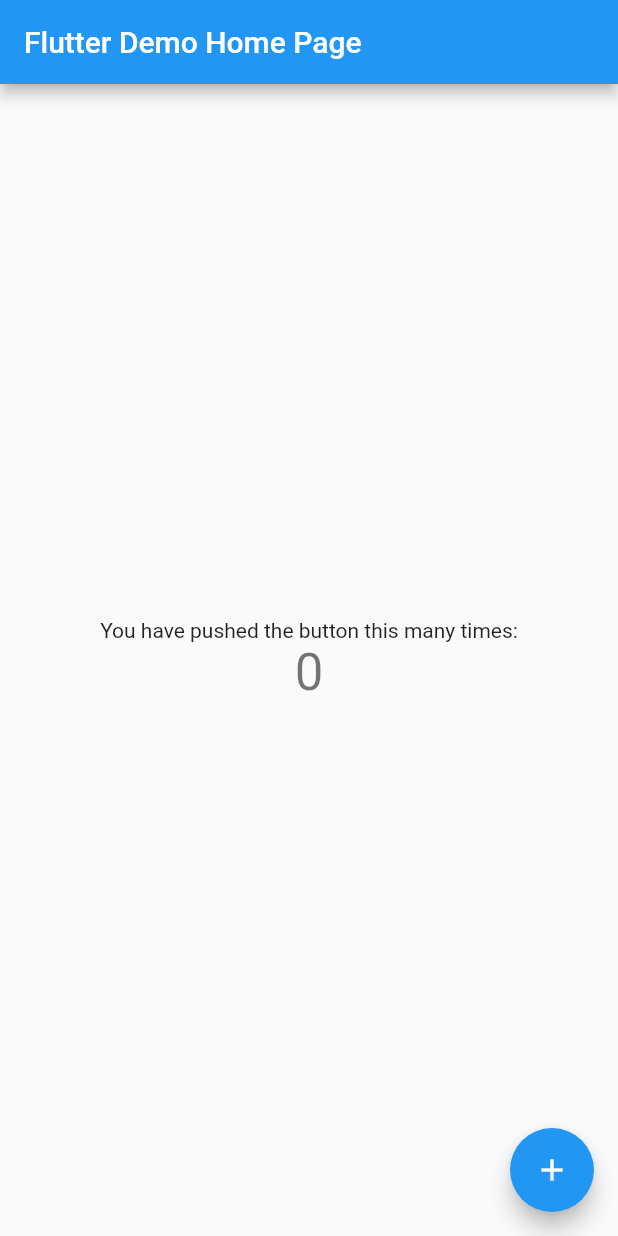
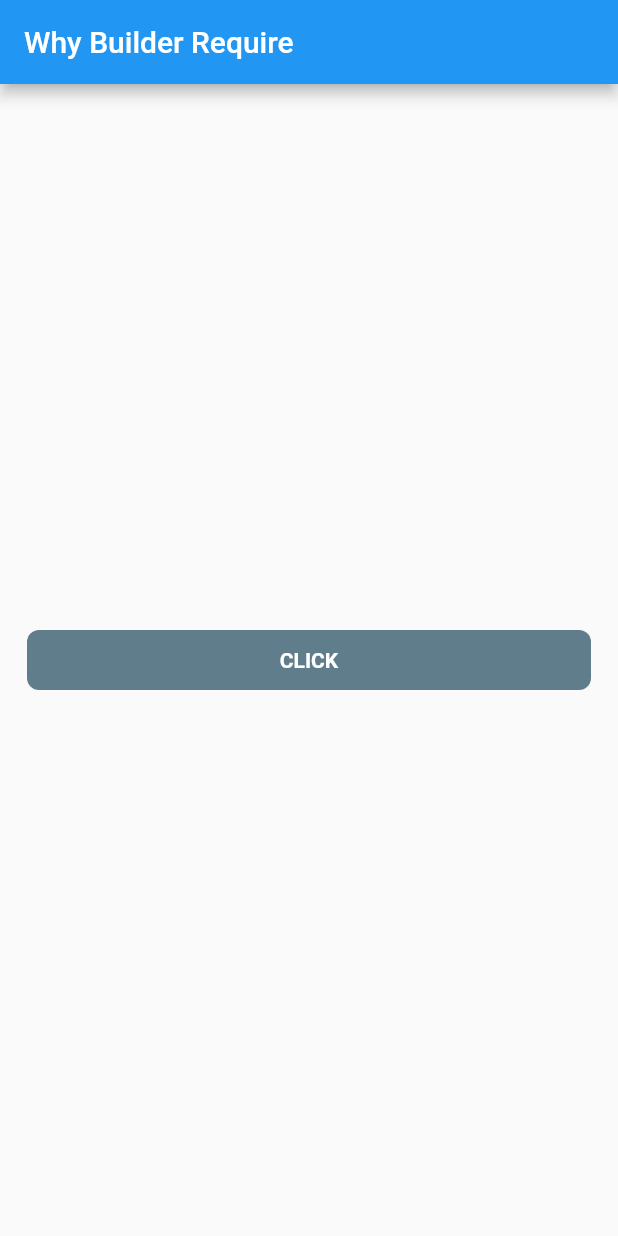
Before and after one commit to apurva010/BuildersWidget-Practice, a Flutter app: the screen it shows after launch, on a phone screen of 412 x 824 dp. Run offline on Flutter 3.47's test engine with Material 2 defaults, Android fonts, the phone set to English and light mode, and no system bars.

Commit message:
show why builder required

```diff
--- a/lib/main.dart
+++ b/lib/main.dart
@@ -1,3 +1,4 @@
+import 'package:builders/views/builder_widget.dart';
 import 'package:flutter/material.dart';
 
 void main() {
@@ -7,109 +8,14 @@ void main() {
 class MyApp extends StatelessWidget {
   const MyApp({super.key});
 
-  // This widget is the root of your application.
   @override
   Widget build(BuildContext context) {
     return MaterialApp(
       title: 'Flutter Demo',
       theme: ThemeData(
-        // This is the theme of your application.
-        //
-        // Try running your application with "flutter run". You'll see the
-        // application has a blue toolbar. Then, without quitting the app, try
-        // changing the primarySwatch below to Colors.green and then invoke
-        // "hot reload" (press "r" in the console where you ran "flutter run",
-        // or simply save your changes to "hot reload" in a Flutter IDE).
-        // Notice that the counter didn't reset back to zero; the application
-        // is not restarted.
         primarySwatch: Colors.blue,
       ),
-      home: const MyHomePage(title: 'Flutter Demo Home Page'),
+      home: const BuilderWidget(),
     );
   }
 }
-
-class MyHomePage extends StatefulWidget {
-  const MyHomePage({super.key, required this.title});
-
-  // This widget is the home page of your application. It is stateful, meaning
-  // that it has a State object (defined below) that contains fields that affect
-  // how it looks.
-
-  // This class is the configuration for the state. It holds the values (in this
-  // case the title) provided by the parent (in this case the App widget) and
-  // used by the build method of the State. Fields in a Widget subclass are
-  // always marked "final".
-
-  final String title;
-
-  @override
-  State<MyHomePage> createState() => _MyHomePageState();
-}
-
-class _MyHomePageState extends State<MyHomePage> {
-  int _counter = 0;
-
-  void _incrementCounter() {
-    setState(() {
-      // This call to setState tells the Flutter framework that something has
-      // changed in this State, which causes it to rerun the build method below
-      // so that the display can reflect the updated values. If we changed
-      // _counter without calling setState(), then the build method would not be
-      // called again, and so nothing would appear to happen.
-      _counter++;
-    });
-  }
-
-  @override
-  Widget build(BuildContext context) {
-    // This method is rerun every time setState is called, for instance as done
-    // by the _incrementCounter method above.
-    //
-    // The Flutter framework has been optimized to make rerunning build methods
-    // fast, so that you can just rebuild anything that needs updating rather
-    // than having to individually change instances of widgets.
-    return Scaffold(
-      appBar: AppBar(
-        // Here we take the value from the MyHomePage object that was created by
-        // the App.build method, and use it to set our appbar title.
-        title: Text(widget.title),
-      ),
-      body: Center(
-        // Center is a layout widget. It takes a single child and positions it
-        // in the middle of the parent.
-        child: Column(
-          // Column is also a layout widget. It takes a list of children and
-          // arranges them vertically. By default, it sizes itself to fit its
-          // children horizontally, and tries to be as tall as its parent.
-          //
-          // Invoke "debug painting" (press "p" in the console, choose the
-          // "Toggle Debug Paint" action from the Flutter Inspector in Android
-          // Studio, or the "Toggle Debug Paint" command in Visual Studio Code)
-          // to see the wireframe for each widget.
-          //
-          // Column has various properties to control how it sizes itself and
-          // how it positions its children. Here we use mainAxisAlignment to
-          // center the children vertically; the main axis here is the vertical
-          // axis because Columns are vertical (the cross axis would be
-          // horizontal).
-          mainAxisAlignment: MainAxisAlignment.center,
-          children: <Widget>[
-            const Text(
-              'You have pushed the button this many times:',
-            ),
-            Text(
-              '$_counter',
-              style: Theme.of(context).textTheme.headlineMedium,
-            ),
-          ],
-        ),
-      ),
-      floatingActionButton: FloatingActionButton(
-        onPressed: _incrementCounter,
-        tooltip: 'Increment',
-        child: const Icon(Icons.add),
-      ), // This trailing comma makes auto-formatting nicer for build methods.
-    );
-  }
-}
--- /dev/null
+++ b/lib/views/builder_widget.dart
@@ -0,0 +1,44 @@
+import 'package:flutter/material.dart';
+
+class BuilderWidget extends StatelessWidget {
+  const BuilderWidget({Key? key}) : super(key: key);
+
+  @override
+  Widget build(BuildContext context) {
+    return Scaffold(
+      // appbar
+      appBar: AppBar(
+        title: const Text('Why Builder Require'),
+      ),
+
+      // detect gesture
+      body: Center(
+        child: Builder(
+          //If used without Builder It will give error because it use same context as scaffold and scaffold not created yet
+          builder: (context) => GestureDetector(
+            onTap: () {
+              Scaffold.of(context).showBodyScrim(true, 0.1);
+            },
+
+            // box styling
+            child: Container(
+              margin: const EdgeInsets.all(18),
+              height: 40,
+              decoration: BoxDecoration(
+                color: Colors.blueGrey,
+                borderRadius: BorderRadius.circular(8),
+              ),
+              child: const Center(
+                child: Text(
+                  'CLICK',
+                  style: TextStyle(
+                      fontWeight: FontWeight.bold, color: Colors.white),
+                ),
+              ),
+            ),
+          ),
+        ),
+      ),
+    );
+  }
+}
```
